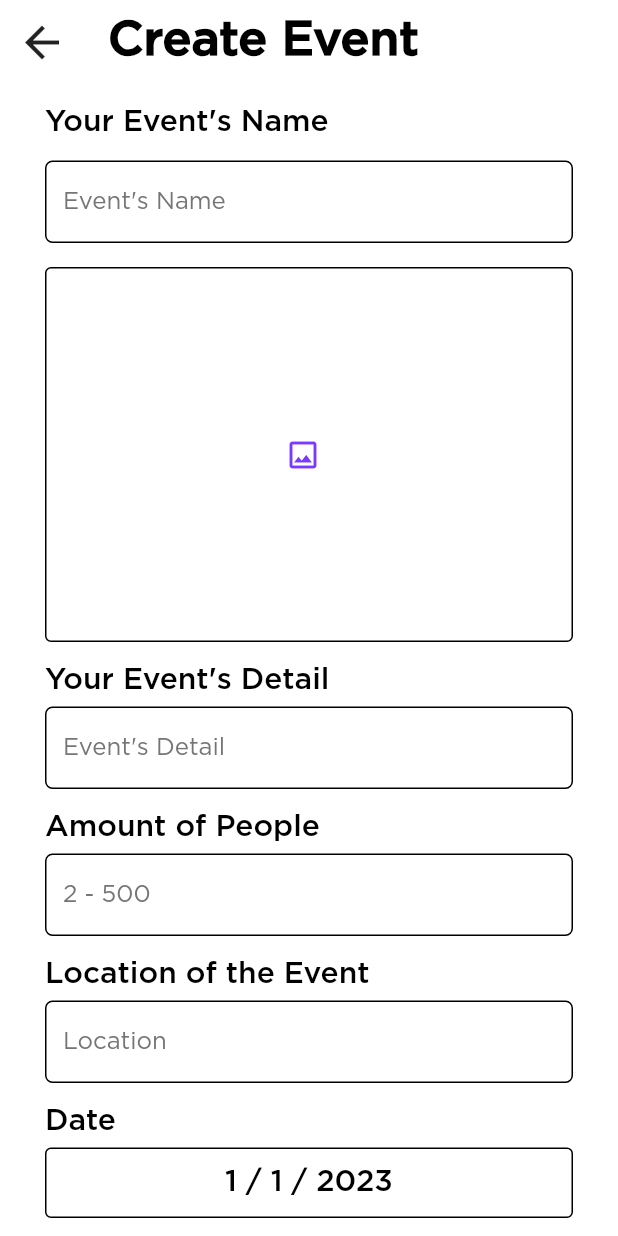
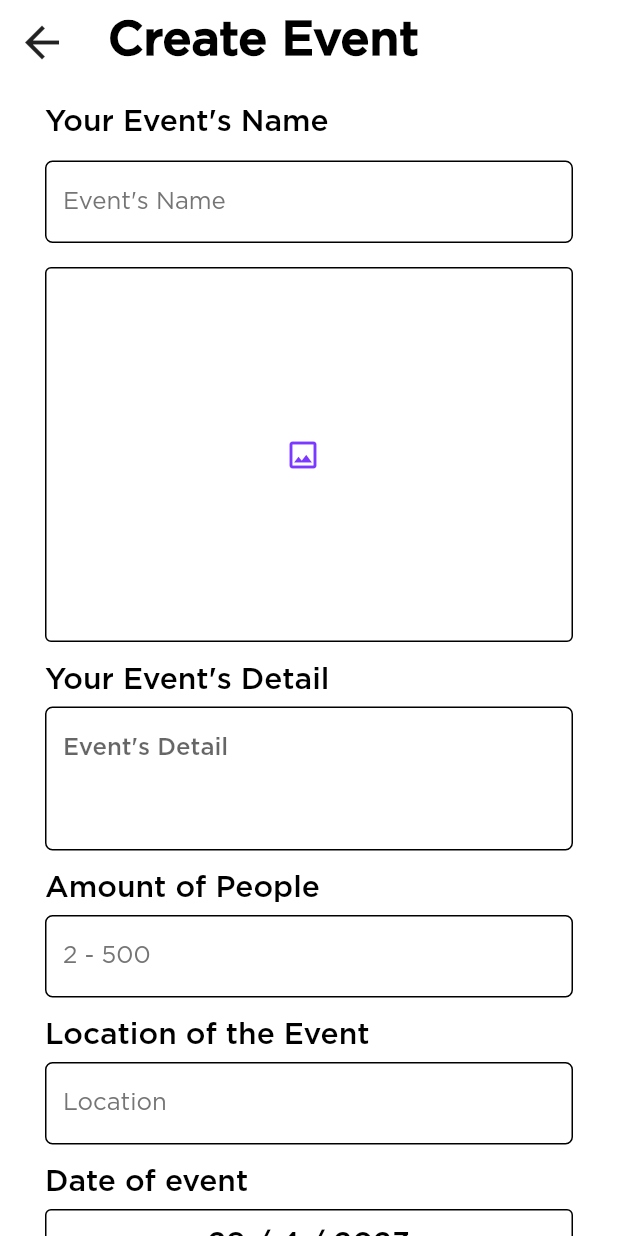
Before and after one commit to khush2003/wismod, a Flutter app: the CreateEventView screen opened by its route, on a phone screen of 412 x 824 dp. Run offline on Flutter 3.47's test engine with Material 2 defaults, Android fonts, the phone set to English and light mode, and no system bars; our stand-ins replace firebase_auth, firebase_core, firebase_storage, get, image_picker; accounts and stored records are empty.

Commit message:
Remove Verify Email and seperate logic from CreateEventView (Also add firebase storage to upload images)

```diff
--- a/lib/main.dart
+++ b/lib/main.dart
@@ -1,6 +1,5 @@
 import 'package:firebase_core/firebase_core.dart';
 import 'package:flutter/material.dart';
-import 'package:get/get_navigation/src/root/get_material_app.dart';
 import 'package:wismod/firebase_options.dart';
 import 'package:wismod/initial_bindings.dart';
 import 'package:wismod/modules/auth/controllers/auth_controller.dart';
--- a/lib/modules/auth/views/log_in_view.dart
+++ b/lib/modules/auth/views/log_in_view.dart
@@ -4,7 +4,6 @@ import 'package:wismod/modules/auth/controllers/log_in_controller.dart';
 import 'package:wismod/theme/global_widgets.dart';
 import 'package:wismod/utils/app_utils.dart';
 import '../../../routes/routes.dart';
- //TODO:error code to meaningful text
 class LogInView extends StatelessWidget {
   LogInView({super.key});
   final logInController = Get.put(LogInController());
--- /dev/null
+++ b/lib/modules/home/controller/create_event_controller.dart
@@ -0,0 +1,51 @@
+import 'dart:io';
+import 'package:firebase_storage/firebase_storage.dart';
+import 'package:get/get.dart';
+import 'package:image_picker/image_picker.dart';
+import 'package:flutter/material.dart';
+
+class CreateEventController extends GetxController {
+  final imageUrl = ''.obs;
+
+  final TextEditingController eventNameController = TextEditingController();
+  final TextEditingController eventDetailController = TextEditingController();
+  final TextEditingController eventAmountOfNumberController =
+      TextEditingController();
+  final TextEditingController eventLocationController = TextEditingController();
+  final TextEditingController eventTagsController = TextEditingController();
+
+  final dateTime = DateTime.now().obs;
+  final _firebaseStorage = FirebaseStorage.instance;
+  final _imagePicker = ImagePicker();
+
+  uploadImage() async {
+    //Check Permissions
+    //Select Image
+    final image = await _imagePicker.pickImage(source: ImageSource.gallery);
+    if (image != null) {
+      var file = File(image.path);
+      //Upload to Firebase
+      var snapshot =
+          await _firebaseStorage.ref().child('images/imageName').putFile(file);
+      var downloadUrl = await snapshot.ref.getDownloadURL();
+      imageUrl(downloadUrl);
+    } else {
+      Get.snackbar("Error!", "No image chosen or image corrupted");
+      return;
+    }
+  }
+
+  void pickDate(BuildContext context) async {
+    final date = await showDatePicker(
+      context: context,
+      initialDate: dateTime.value,
+      firstDate: DateTime(2023),
+      lastDate: DateTime(2099),
+    );
+    dateTime(date ?? dateTime.value);
+  }
+
+  void createEvent() {
+    // TODO: Implement this function to create an event
+  }
+}
--- a/lib/modules/home/views/create_event.dart
+++ b/lib/modules/home/views/create_event.dart
@@ -1,48 +1,18 @@
-import 'dart:io';
-
 import 'package:flutter/material.dart';
+import 'package:flutter/services.dart';
 import 'package:get/get.dart';
-import 'package:image_picker/image_picker.dart';
+import 'package:wismod/modules/home/controller/create_event_controller.dart';
 // import 'package:image_picker_windows/image_picker_windows.dart';
 
 import '../../../routes/routes.dart';
 import '../../../theme/global_widgets.dart';
 import '../controller/all_pages_nav_controller.dart';
 
-class CreateEventView extends StatefulWidget {
-  const CreateEventView({super.key});
-
-  @override
-  State<CreateEventView> createState() => _CreateEventView();
-}
-
-class _CreateEventView extends State<CreateEventView> {
-  File? image;
-
-  Future pickImage() async {
-    // ImagePicker For Phone
-    final image = await ImagePicker().pickImage(source: ImageSource.gallery);
-
-    // ImagePicker For Windows
-    /*final image =
-        await ImagePickerWindows().pickImage(source: ImageSource.gallery);*/
-
-    if (image == null) return;
-
-    final imageTemporary = File(image.path);
-    setState(() => this.image = imageTemporary);
-  }
-
-  final TextEditingController eventNameController = TextEditingController();
-  final TextEditingController eventDetailController = TextEditingController();
-  final TextEditingController eventAmountOfNumberController =
-      TextEditingController();
-  final TextEditingController eventLocationController = TextEditingController();
-  final TextEditingController eventTagsController = TextEditingController();
-
-  DateTime dateTime = DateTime(2023, 1, 1);
-
-  bool autoJoin = true;
+class CreateEventView extends StatelessWidget {
+  CreateEventView({super.key});
+  final createViewController = Get.put(CreateEventController());
+  final themedSwitch = ThemedSwitch();
+  // To get the value of the switch use themedSwitch.getSwitchValue()
 
   @override
   Widget build(BuildContext context) {
@@ -67,7 +37,8 @@ class _CreateEventView extends State<CreateEventView> {
               Padding(
                 padding: const EdgeInsets.fromLTRB(14.0, 0.0, 14.0, 16.0),
                 child: TextFormFeildThemed(
-                    hintText: "Event's Name", controller: eventNameController),
+                    hintText: "Event's Name",
+                    controller: createViewController.eventNameController),
               ),
               // Image Picker (WIP)
               Padding(
@@ -76,20 +47,21 @@ class _CreateEventView extends State<CreateEventView> {
                   width: double.infinity,
                   // Button Height Change Here
                   height: 250,
-                  child: OutlinedButton.icon(
-                    icon: image != null
-                        ? Image.file(
-                            image!,
+                  child: Obx(
+                    () => OutlinedButton.icon(
+                      icon: createViewController.imageUrl.value == ''
+                          ? const Icon(Icons.image_outlined)
+                          : Image.network(
+                              createViewController.imageUrl.value,
                               fit: BoxFit.cover,
-                          )
-                        : const Icon(Icons.image_outlined),
-                    //icon: const Icon(Icons.image_outlined),
-                    onPressed: () => pickImage(),
+                            ),
+                      onPressed: () => createViewController.uploadImage(),
                       label: const Text(''),
                       style: ElevatedButton.styleFrom(
                         side: const BorderSide(
                           color: Colors.black, //Set border color
                           width: 1, //Set border width
+                        ),
                       ),
                     ),
                   ),
@@ -106,9 +78,9 @@ class _CreateEventView extends State<CreateEventView> {
               // Change BoxSize (WIP) later
               Padding(
                 padding: const EdgeInsets.fromLTRB(14.0, 0.0, 14.0, 16.0),
-                child: TextFormFeildThemed(
+                child: TextAreaThemed(
                   hintText: "Event's Detail",
-                  controller: eventDetailController,
+                  controller: createViewController.eventDetailController,
                 ),
               ),
               Padding(
@@ -121,8 +93,13 @@ class _CreateEventView extends State<CreateEventView> {
               Padding(
                 padding: const EdgeInsets.fromLTRB(14.0, 0.0, 14.0, 16.0),
                 child: TextFormFeildThemed(
+                  keyboardType: TextInputType.number,
+                  inputFormatters: <TextInputFormatter>[
+                    FilteringTextInputFormatter.digitsOnly
+                  ],
                   hintText: "2 - 500",
-                  controller: eventAmountOfNumberController,
+                  controller:
+                      createViewController.eventAmountOfNumberController,
                 ),
               ),
               Padding(
@@ -136,13 +113,13 @@ class _CreateEventView extends State<CreateEventView> {
                 padding: const EdgeInsets.fromLTRB(14.0, 0.0, 14.0, 16.0),
                 child: TextFormFeildThemed(
                   hintText: "Location",
-                  controller: eventLocationController,
+                  controller: createViewController.eventLocationController,
                 ),
               ),
               Padding(
                 padding: const EdgeInsets.fromLTRB(14.0, 0.0, 14.0, 8.0),
                 child: Text(
-                  'Date',
+                  'Date of event',
                   style: Theme.of(context).textTheme.displayLarge,
                 ),
               ),
@@ -154,10 +131,7 @@ class _CreateEventView extends State<CreateEventView> {
                   height: 47,
                   child: OutlinedButton(
                     onPressed: () async {
-                      final date = await pickDate();
-                      if (date == null) return;
-
-                      setState(() => dateTime = date);
+                      createViewController.pickDate(context);
                     },
                     style: ElevatedButton.styleFrom(
                       side: const BorderSide(
@@ -165,9 +139,11 @@ class _CreateEventView extends State<CreateEventView> {
                         width: 1, //Set border width
                       ),
                     ),
-                    child: Text(
-                      '${dateTime.day} / ${dateTime.month} / ${dateTime.year}',
+                    child: Obx(
+                      () => Text(
+                        '${createViewController.dateTime.value.day} / ${createViewController.dateTime.value.month} / ${createViewController.dateTime.value.year}',
                         style: Theme.of(context).textTheme.displayLarge,
+                      ),
                     ),
                   ),
                 ),
@@ -204,7 +180,7 @@ class _CreateEventView extends State<CreateEventView> {
                 padding: const EdgeInsets.fromLTRB(14.0, 0.0, 14.0, 16.0),
                 child: TextFormFeildThemed(
                   hintText: "Add a Tags",
-                  controller: eventTagsController,
+                  controller: createViewController.eventTagsController,
                 ),
               ),
               // AutoJoin Switch (WIP)later
@@ -214,7 +190,7 @@ class _CreateEventView extends State<CreateEventView> {
                 child: Row(
                   crossAxisAlignment: CrossAxisAlignment.center,
                   children: [
-                    buildSwitch(),
+                    themedSwitch,
                     Text(
                       'Allow Automatic Join',
                       style: Theme.of(context).textTheme.displayLarge,
@@ -241,16 +217,4 @@ class _CreateEventView extends State<CreateEventView> {
       ),
     );
   }
-
-  Widget buildSwitch() => Switch.adaptive(
-        value: autoJoin,
-        onChanged: (autoJoin) => setState(() => this.autoJoin = autoJoin),
-      );
-
-  Future<DateTime?> pickDate() => showDatePicker(
-        context: context,
-        initialDate: dateTime,
-        firstDate: DateTime(2023),
-        lastDate: DateTime(2099),
-      );
 }
--- a/lib/routes/routes.dart
+++ b/lib/routes/routes.dart
@@ -1,20 +1,16 @@
 import 'package:get/get.dart';
 import 'package:wismod/modules/auth/views/log_in_view.dart';
 import 'package:wismod/modules/auth/views/signup_view.dart';
-import 'package:wismod/modules/auth/views/verify_email_view.dart';
 import 'package:wismod/modules/home/views/all_pages_nav.dart';
 import '../modules/home/views/onboarding.dart';
 import '../modules/home/views/create_event.dart';
-import '../modules/middleware/page_route_middleware.dart';
-// import '../redirect_page.dart';
-
+import '../middleware/page_route_middleware.dart';
 abstract class Routes {
   static const String allPagesNav =
       '/allPagesNav'; // Hold all 4 pages (Home, Chat, Dashboard, Settings with NavBar) so no need of seperate routes
   static const String onboarding = '/onboarding';
   static const String login = '/login';
   static const String signup = '/signup';
-  static const String verifyemail = '/verifyemail';
   static const String createEvent = '/createEvent';
   // Add page string (route) here
 }
@@ -24,8 +20,6 @@ final getPages = [
   GetPage(name: Routes.onboarding, page: () => const OnboardingView(), middlewares: [AuthManager()]),
   GetPage(name: Routes.login, page: () => LogInView()),
   GetPage(name: Routes.signup, page: () => SignUpView()),
-  GetPage(name: Routes.verifyemail, page: () => VerifyEmailView()),
-  GetPage(name: Routes.createEvent, page: () => const CreateEventView()),
-  // GetPage(name: '/redirect',page: () => const RedirectView(), middlewares: [AuthManager()])
+  GetPage(name: Routes.createEvent, page: () => CreateEventView()),
   // Initialize route here
 ];
--- a/pubspec.yaml
+++ b/pubspec.yaml
@@ -41,6 +41,7 @@ dependencies:
   firebase_ui_auth: ^1.2.2
   image_picker: ^0.8.7+4
   image_picker_windows: ^0.1.0+6
+  firebase_storage: ^11.1.1
 
 dev_dependencies:
   flutter_test:
```
Also changed, not shown: lib/middleware/page_route_middleware.dart (added, +34 -0 lines), lib/modules/auth/controllers/auth_controller.dart (+22 -30 lines), lib/modules/auth/controllers/verify_email_controller.dart (deleted, +0 -13 lines), lib/modules/auth/views/verify_email_view.dart (deleted, +0 -50 lines), lib/modules/home/controller/home_controller.dart (added, +10 -0 lines), lib/modules/home/views/all_pages_nav.dart (+4 -4 lines), lib/modules/home/views/home.dart (+8 -3 lines), lib/modules/middleware/page_route_middleware.dart (deleted, +0 -23 lines), lib/theme/global_widgets.dart (+5 -3 lines), pubspec.lock, 1 other file. Lines whose indentation alone changed are shown as unchanged.
